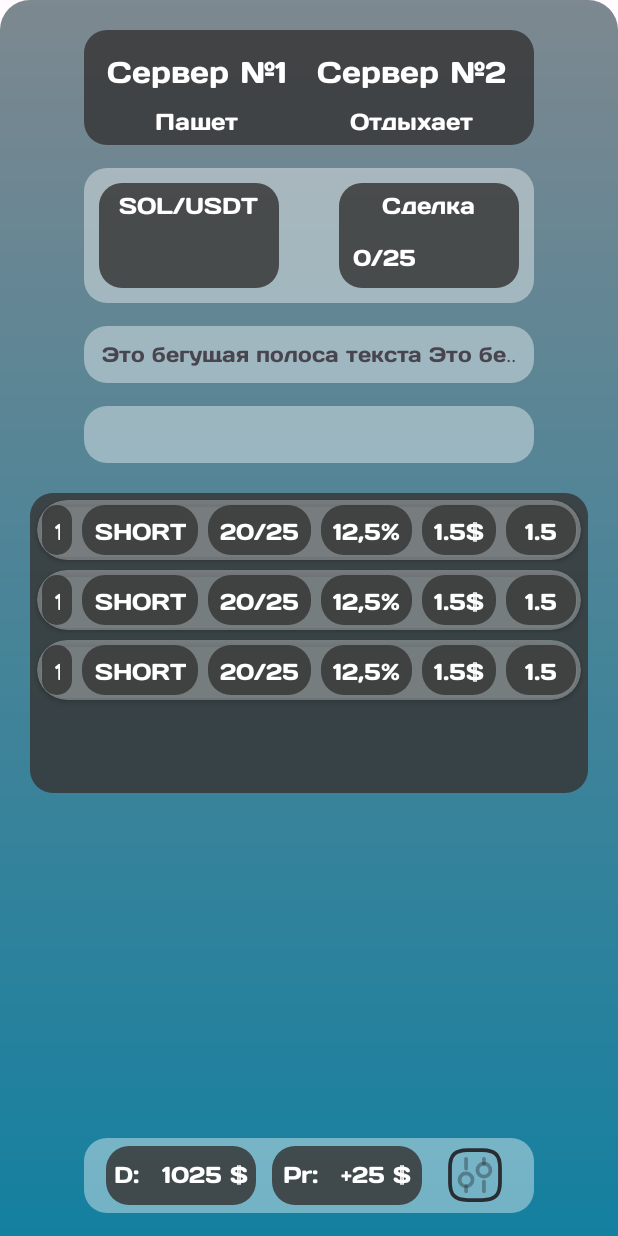
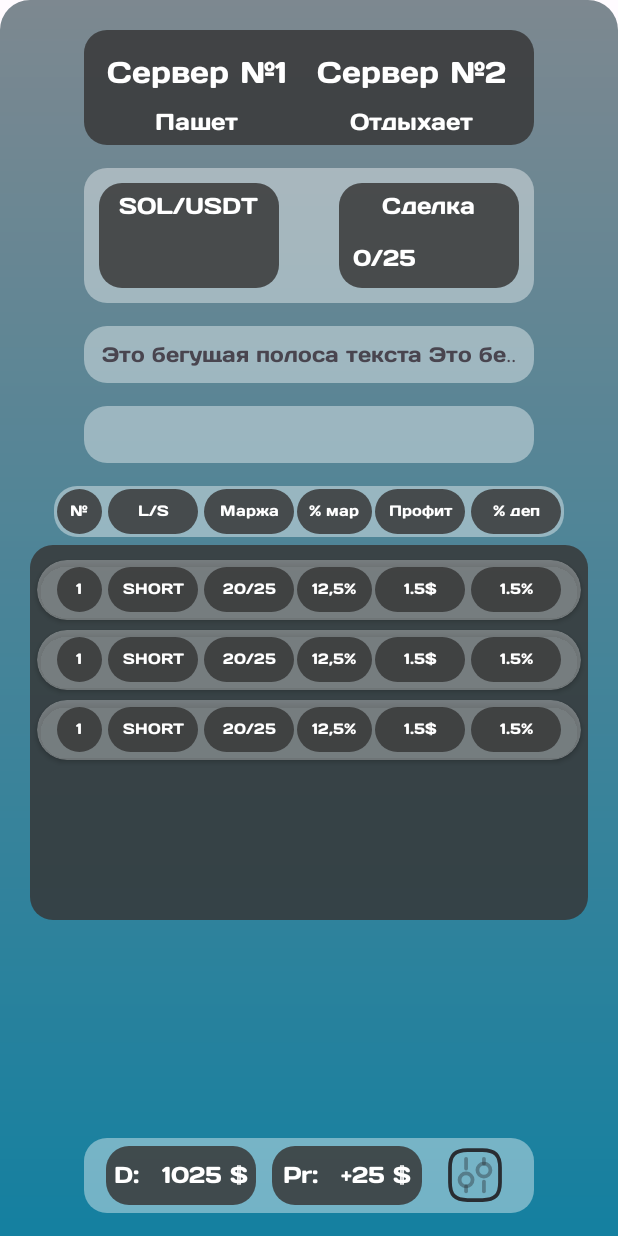
Before and after one commit to ProMakerMoney/Trading_pro, an Android app: the layout fragment_trading.xml on its own in the app's theme, with its tools: preview values and no code run, on a phone screen of 412 x 824 dp. Run offline under Robolectric (Android 15) with nearby library versions, the phone set to English and light mode, and no system bars.

Commit message:
Работа над "Торговля"

```diff
--- a/app/src/main/res/layout/fragment_trading.xml
+++ b/app/src/main/res/layout/fragment_trading.xml
@@ -224,21 +224,110 @@
 
         </LinearLayout>
 
+        <LinearLayout
+            android:id="@+id/item_strategy"
+            android:layout_width="wrap_content"
+            android:layout_height="wrap_content"
+            android:orientation="horizontal"
+            android:gravity="center"
+            android:layout_gravity="center"
+            android:layout_marginTop="15dp"
+            android:background="@drawable/input">
+
+            <TextView
+                android:id="@+id/order_id"
+                android:layout_width="30dp"
+                android:layout_height="30dp"
+                android:text="№"
+                android:textSize="10sp"
+                android:gravity="center"
+                android:fontFamily="@font/days_one_regular"
+                android:textColor="#fff"
+                android:background="@drawable/rounded_button"
+                android:padding="5dp"
+                android:layout_margin="2dp"/>
+
+            <TextView
+                android:id="@+id/order_type"
+                android:layout_width="60dp"
+                android:layout_height="30dp"
+                android:text="L/S"
+                android:textSize="10sp"
+                android:gravity="center"
+                android:fontFamily="@font/days_one_regular"
+                android:textColor="#fff"
+                android:background="@drawable/rounded_button"
+                android:padding="8dp"
+                android:layout_margin="2dp"/>
+
+            <TextView
+                android:id="@+id/order_margin"
+                android:layout_width="60dp"
+                android:layout_height="30dp"
+                android:text="Маржа"
+                android:textSize="10sp"
+                android:gravity="center"
+                android:fontFamily="@font/days_one_regular"
+                android:textColor="#fff"
+                android:background="@drawable/rounded_button"
+                android:padding="8dp"
+                android:layout_margin="2dp"/>
+
+            <TextView
+                android:id="@+id/order_profit_per"
+                android:layout_width="50dp"
+                android:layout_height="30dp"
+                android:text="% мар"
+                android:textSize="10sp"
+                android:gravity="center"
+                android:fontFamily="@font/days_one_regular"
+                android:textColor="#fff"
+                android:background="@drawable/rounded_button"
+                android:padding="8dp"/>
+
+            <TextView
+                android:id="@+id/order_profit"
+                android:layout_width="60dp"
+                android:layout_height="30dp"
+                android:text="Профит"
+                android:textSize="10sp"
+                android:gravity="center"
+                android:fontFamily="@font/days_one_regular"
+                android:textColor="#fff"
+                android:background="@drawable/rounded_button"
+                android:padding="8dp"
+                android:layout_margin="2dp"/>
+
+            <TextView
+                android:id="@+id/order_per"
+                android:layout_width="60dp"
+                android:layout_height="30dp"
+                android:text="% деп"
+                android:textSize="10sp"
+                android:gravity="center"
+                android:fontFamily="@font/days_one_regular"
+                android:textColor="#fff"
+                android:background="@drawable/rounded_button"
+                android:padding="8dp"
+                android:layout_margin="2dp"/>
+
+        </LinearLayout>
+
         <RelativeLayout
             android:layout_width="match_parent"
-            android:layout_height="200dp"
-            android:layout_margin="20dp"
-            android:layout_marginTop="15dp"
+            android:layout_height="250dp"
+            android:layout_marginHorizontal="20dp"
+            android:layout_marginTop="5dp"
             android:background="@drawable/rounded_button"
             android:gravity="center_horizontal">
 
-            <androidx.swiperefreshlayout.widget.SwipeRefreshLayout
+            <RelativeLayout
                 android:id="@+id/swipeRefreshLayout"
                 android:layout_width="match_parent"
                 android:layout_height="match_parent">
 
                 <androidx.recyclerview.widget.RecyclerView
-                    android:id="@+id/strategy_info"
+                    android:id="@+id/trading_info"
                     android:layout_width="match_parent"
                     android:layout_height="match_parent"
                     android:layout_marginTop="5dp"
@@ -246,7 +335,7 @@
                     android:scrollbars="vertical"
                     tools:listitem="@layout/item_order" />
 
-            </androidx.swiperefreshlayout.widget.SwipeRefreshLayout>
+            </RelativeLayout>
         </RelativeLayout>
 
 
@@ -285,6 +374,7 @@
                 android:textSize="15dp" />
 
             <TextView
+                android:id="@+id/final_deposit"
                 android:layout_width="wrap_content"
                 android:layout_height="wrap_content"
                 android:fontFamily="@font/days_one_regular"
@@ -315,6 +405,7 @@
                 android:textSize="15dp" />
 
             <TextView
+                android:id="@+id/totalProfit"
                 android:layout_width="wrap_content"
                 android:layout_height="wrap_content"
                 android:fontFamily="@font/days_one_regular"
--- a/app/src/main/res/layout/item_order.xml
+++ b/app/src/main/res/layout/item_order.xml
@@ -16,81 +16,80 @@
 
         <TextView
             android:id="@+id/order_id"
-            android:layout_width="20dp"
-            android:layout_height="wrap_content"
+            android:layout_width="30dp"
+            android:layout_height="30dp"
             android:text="1"
-            android:textSize="15sp"
+            android:textSize="10sp"
             android:gravity="center"
             android:fontFamily="@font/days_one_regular"
             android:textColor="#fff"
             android:background="@drawable/rounded_button"
-            android:layout_margin="3dp"
-            android:padding="8dp" />
+            android:padding="5dp"
+            android:layout_margin="2dp"/>
 
         <TextView
             android:id="@+id/order_type"
-            android:layout_width="wrap_content"
-            android:layout_height="wrap_content"
+            android:layout_width="60dp"
+            android:layout_height="30dp"
             android:text="SHORT"
-            android:textSize="15sp"
+            android:textSize="10sp"
             android:gravity="center"
             android:fontFamily="@font/days_one_regular"
             android:textColor="#fff"
             android:background="@drawable/rounded_button"
-            android:layout_margin="3dp"
-            android:padding="8dp"/>
+            android:padding="8dp"
+            android:layout_margin="2dp"/>
 
         <TextView
             android:id="@+id/order_margin"
-            android:layout_width="wrap_content"
-            android:layout_height="wrap_content"
+            android:layout_width="60dp"
+            android:layout_height="30dp"
             android:text="20/25"
-            android:textSize="15sp"
+            android:textSize="10sp"
             android:gravity="center"
             android:fontFamily="@font/days_one_regular"
             android:textColor="#fff"
             android:background="@drawable/rounded_button"
-            android:layout_margin="3dp"
-            android:padding="8dp"/>
+            android:padding="8dp"
+            android:layout_margin="2dp"/>
 
         <TextView
             android:id="@+id/order_profit_per"
-            android:layout_width="wrap_content"
-            android:layout_height="wrap_content"
+            android:layout_width="50dp"
+            android:layout_height="30dp"
             android:text="12,5%"
-            android:textSize="15sp"
+            android:textSize="10sp"
             android:gravity="center"
             android:fontFamily="@font/days_one_regular"
             android:textColor="#fff"
             android:background="@drawable/rounded_button"
-            android:layout_margin="3dp"
             android:padding="8dp"/>
 
         <TextView
             android:id="@+id/order_profit"
-            android:layout_width="wrap_content"
-            android:layout_height="wrap_content"
+            android:layout_width="60dp"
+            android:layout_height="30dp"
             android:text="1.5$"
-            android:textSize="15sp"
+            android:textSize="10sp"
             android:gravity="center"
             android:fontFamily="@font/days_one_regular"
             android:textColor="#fff"
             android:background="@drawable/rounded_button"
-            android:layout_margin="3dp"
-            android:padding="8dp"/>
+            android:padding="8dp"
+            android:layout_margin="2dp"/>
 
         <TextView
             android:id="@+id/order_per"
-            android:layout_width="wrap_content"
-            android:layout_height="wrap_content"
+            android:layout_width="60dp"
+            android:layout_height="30dp"
             android:text="1.5%"
-            android:textSize="15sp"
+            android:textSize="10sp"
             android:gravity="center"
             android:fontFamily="@font/days_one_regular"
             android:textColor="#fff"
             android:background="@drawable/rounded_button"
-            android:layout_margin="3dp"
-            android:padding="8dp"/>
+            android:padding="8dp"
+            android:layout_margin="2dp"/>
 
     </LinearLayout>
 
```
Also changed, not shown: app/src/main/java/com/example/trading_pro/TradingFragment.java (+38 -1 lines), app/src/main/java/com/example/trading_pro/order/OrderPro.java (+8 -0 lines), app/src/main/java/com/example/trading_pro/order/OrdersManager.java (added, +53 -0 lines), app/src/main/java/com/example/trading_pro/order/PrimeOrder.java (+22 -10 lines), app/src/main/java/com/example/trading_pro/order/PrimeOrderDocumentAdapter.java (+5 -4 lines), app/src/main/java/com/example/trading_pro/order/ordersManager.java (deleted, +0 -26 lines).
